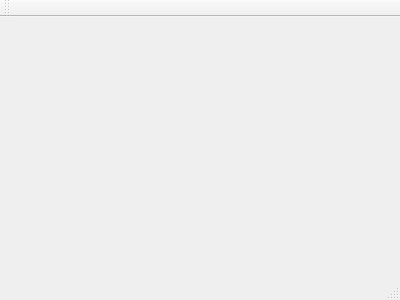
The window that mainwindow.ui (vioan12/BD_Proiect) describes before a commit, drawn with Qt 5.
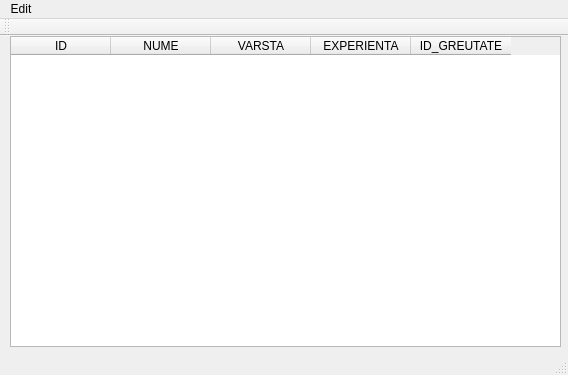
The same window after the commit.

Diff of the .ui file:
```diff
--- a/mainwindow.ui
+++ b/mainwindow.ui
@@ -1,24 +1,87 @@
 <ui version="4.0">
  <class>MainWindow</class>
- <widget class="QMainWindow" name="MainWindow" >
-  <property name="geometry" >
+ <widget class="QMainWindow" name="MainWindow">
+  <property name="geometry">
    <rect>
     <x>0</x>
     <y>0</y>
-    <width>400</width>
-    <height>300</height>
+    <width>568</width>
+    <height>375</height>
    </rect>
   </property>
   <property name="windowTitle" >
    <string>MainWindow</string>
   </property>
-  <widget class="QMenuBar" name="menuBar" />
-  <widget class="QToolBar" name="mainToolBar" />
-  <widget class="QWidget" name="centralWidget" />
-  <widget class="QStatusBar" name="statusBar" />
+  <widget class="QWidget" name="centralWidget">
+   <widget class="QTableWidget" name="tableWidget">
+    <property name="geometry">
+     <rect>
+      <x>10</x>
+      <y>0</y>
+      <width>551</width>
+      <height>311</height>
+     </rect>
+    </property>
+    <column>
+     <property name="text">
+      <string>ID</string>
+     </property>
+    </column>
+    <column>
+     <property name="text">
+      <string>NUME</string>
+     </property>
+    </column>
+    <column>
+     <property name="text">
+      <string>VARSTA</string>
+     </property>
+    </column>
+    <column>
+     <property name="text">
+      <string>EXPERIENTA</string>
+     </property>
+    </column>
+    <column>
+     <property name="text">
+      <string>ID_GREUTATE</string>
+     </property>
+    </column>
+   </widget>
+  </widget>
+  <widget class="QMenuBar" name="menuBar">
+   <property name="geometry">
+    <rect>
+     <x>0</x>
+     <y>0</y>
+     <width>568</width>
+     <height>21</height>
+    </rect>
+   </property>
+   <widget class="QMenu" name="menuEdit">
+    <property name="title">
+     <string>Edit</string>
+    </property>
+    <addaction name="actionAdd"/>
+   </widget>
+   <addaction name="menuEdit"/>
+  </widget>
+  <widget class="QToolBar" name="mainToolBar">
+   <attribute name="toolBarArea">
+    <enum>TopToolBarArea</enum>
+   </attribute>
+   <attribute name="toolBarBreak">
+    <bool>false</bool>
+   </attribute>
+  </widget>
+  <widget class="QStatusBar" name="statusBar"/>
+  <action name="actionAdd">
+   <property name="text">
+    <string>Add Participant</string>
+   </property>
+  </action>
  </widget>
- <layoutDefault spacing="6" margin="11" />
- <pixmapfunction></pixmapfunction>
+ <layoutdefault spacing="6" margin="11"/>
  <resources/>
  <connections/>
 </ui>
```
Left out of the diff: 3 changed lines with no effect on the pictures.
